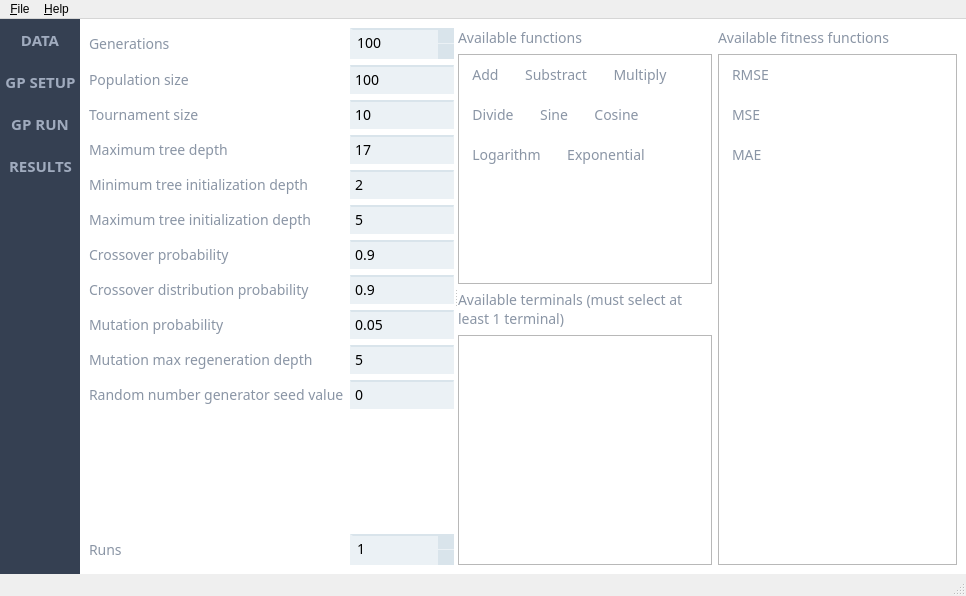
Above: mainwindow.ui from emigdioz/TreeGP before the change. Below: the same form after it.
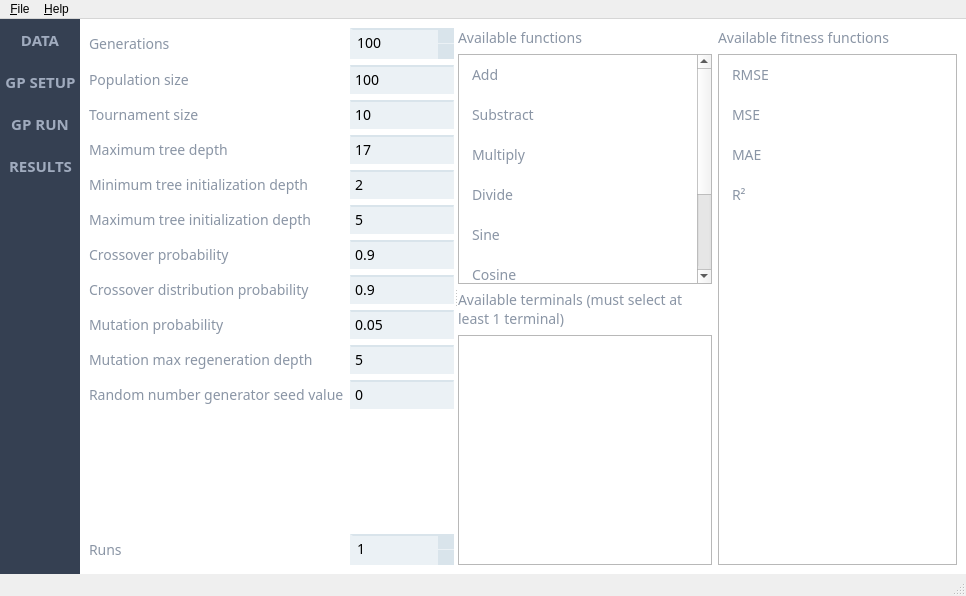
That is the form after the change. The open tabs and pages were chosen to show the change. Icons and pictures are not drawn. Custom widgets are drawn as their Qt base class.

Patch:
```diff
--- a/mainwindow.ui
+++ b/mainwindow.ui
@@ -713,10 +713,10 @@
                  <enum>QListView::Free</enum>
                 </property>
                 <property name="flow">
-                 <enum>QListView::LeftToRight</enum>
+                 <enum>QListView::TopToBottom</enum>
                 </property>
                 <property name="isWrapping" stdset="0">
-                 <bool>true</bool>
+                 <bool>false</bool>
                 </property>
                 <property name="resizeMode">
                  <enum>QListView::Adjust</enum>
@@ -724,11 +724,8 @@
                 <property name="layoutMode">
                  <enum>QListView::SinglePass</enum>
                 </property>
-                <property name="spacing">
-                 <number>2</number>
-                </property>
                 <property name="viewMode">
-                 <enum>QListView::IconMode</enum>
+                 <enum>QListView::ListMode</enum>
                 </property>
                 <item>
                  <property name="text">
@@ -874,6 +871,11 @@
                   <string>MAE</string>
                  </property>
                 </item>
+                <item>
+                 <property name="text">
+                  <string>R²</string>
+                 </property>
+                </item>
                </widget>
               </item>
              </layout>
```
Left out of the diff: 51 changed lines with no effect on the pictures.
